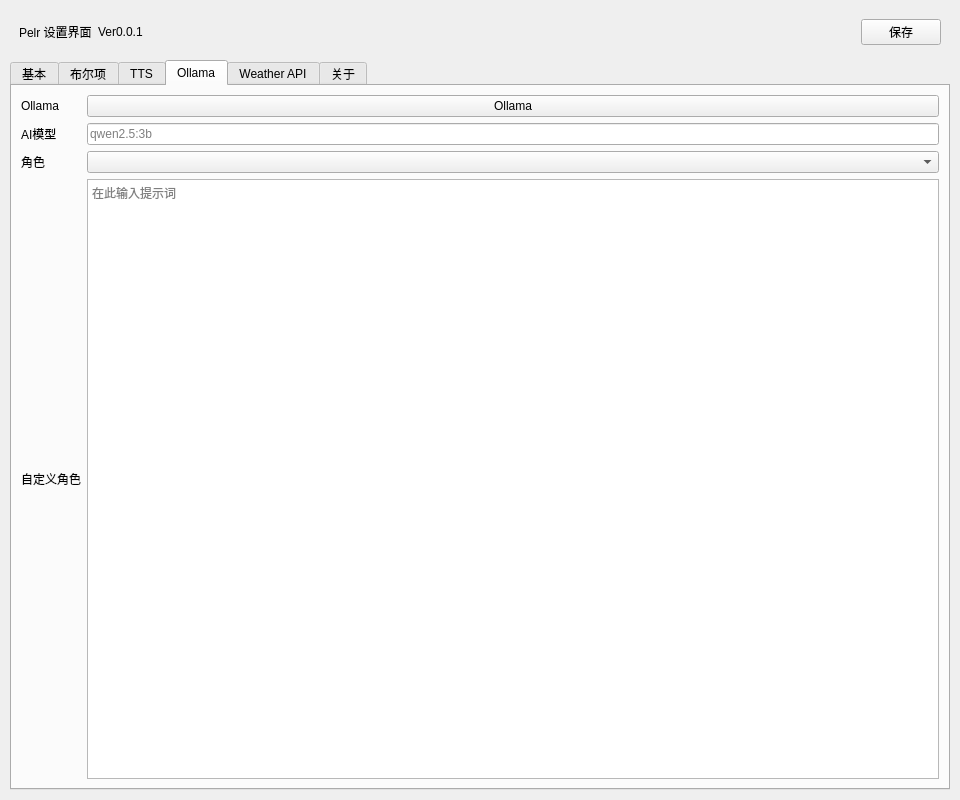
Old version of the form src/ui/setting.ui in the repository csy214-beep/Pelr.
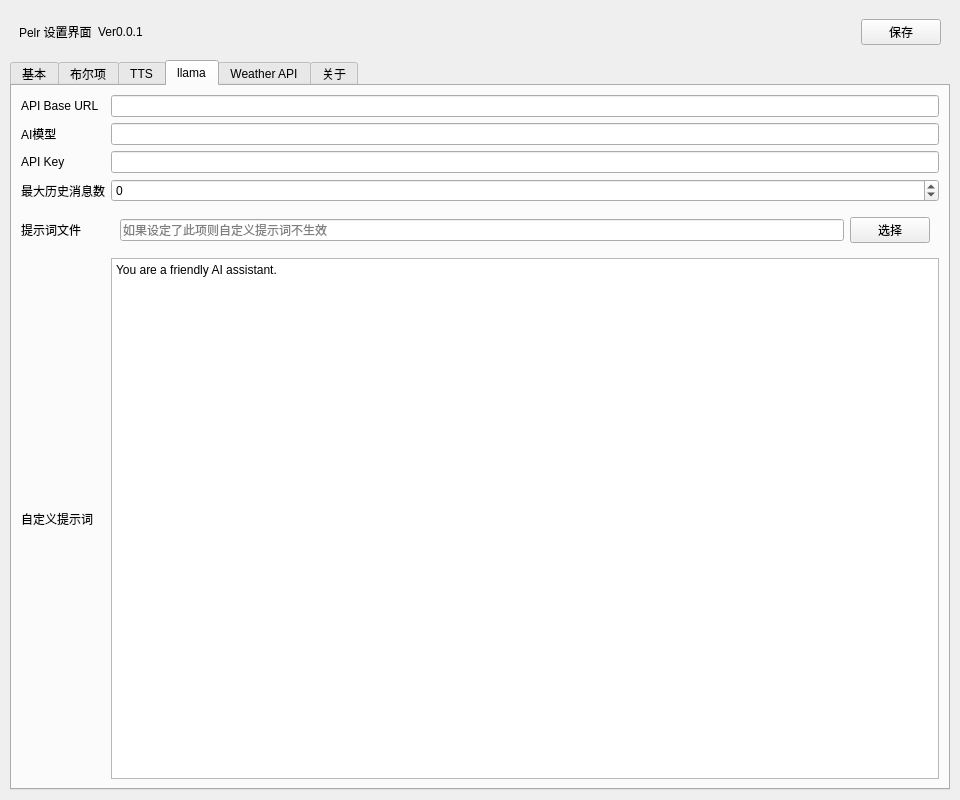
New version of the form. The open tabs and pages were chosen to show the change. Icons and pictures are not drawn. Custom widgets are drawn as their Qt base class.

Commit message: feat: src/ai/llamaclient.h OpenAI  Compatible API setting

What changed in the file:
```diff
--- a/src/ui/setting.ui
+++ b/src/ui/setting.ui
@@ -679,65 +679,111 @@
      </widget>
      <widget class="QWidget" name="tab_4">
       <attribute name="title">
-       <string>Ollama</string>
+       <string>llama</string>
       </attribute>
       <layout class="QGridLayout" name="gridLayout_4">
+       <item row="0" column="2">
+        <widget class="QLineEdit" name="lineEdit_10"/>
+       </item>
+       <item row="2" column="2">
+        <widget class="QLineEdit" name="lineEdit_12">
+         <property name="echoMode">
+          <enum>QLineEdit::Normal</enum>
+         </property>
+        </widget>
+       </item>
+       <item row="3" column="0">
+        <widget class="QLabel" name="label_18">
+         <property name="text">
+          <string>最大历史消息数</string>
+         </property>
+        </widget>
+       </item>
+       <item row="1" column="2">
+        <widget class="QLineEdit" name="lineEdit_6">
+         <property name="placeholderText">
+          <string/>
+         </property>
+        </widget>
+       </item>
+       <item row="3" column="2">
+        <widget class="QSpinBox" name="spinBox_3">
+         <property name="toolTip">
+          <string>-1表示无限制</string>
+         </property>
+         <property name="statusTip">
+          <string/>
+         </property>
+         <property name="minimum">
+          <number>-1</number>
+         </property>
+        </widget>
+       </item>
+       <item row="5" column="2">
+        <widget class="QPlainTextEdit" name="plainTextEdit">
+         <property name="plainText">
+          <string>You are a friendly AI assistant.</string>
+         </property>
+         <property name="placeholderText">
+          <string>在此输入提示词，如果设定了提示词文件则此项不生效</string>
+         </property>
+        </widget>
+       </item>
        <item row="0" column="0">
         <widget class="QLabel" name="label_19">
          <property name="text">
-          <string>Ollama</string>
-         </property>
-        </widget>
-       </item>
-       <item row="0" column="1">
-        <widget class="QPushButton" name="pushButton_15">
-         <property name="text">
-          <string>Ollama</string>
-         </property>
-         <property name="icon">
-          <iconset resource="../../Resource.qrc">
-           <normaloff>:/assets/IconaMoon/Interface/Link External - 24x24.png</normaloff>:/assets/IconaMoon/Interface/Link External - 24x24.png</iconset>
-         </property>
-        </widget>
-       </item>
-       <item row="1" column="0">
-        <widget class="QLabel" name="label_15">
-         <property name="text">
-          <string>AI模型</string>
-         </property>
-        </widget>
-       </item>
-       <item row="1" column="1">
-        <widget class="QLineEdit" name="lineEdit_6">
-         <property name="placeholderText">
-          <string>qwen2.5:3b</string>
+          <string>API Base URL</string>
          </property>
         </widget>
        </item>
        <item row="2" column="0">
         <widget class="QLabel" name="label_16">
          <property name="text">
-          <string>角色</string>
+          <string>API Key</string>
          </property>
         </widget>
        </item>
-       <item row="2" column="1">
-        <widget class="QComboBox" name="comboBox"/>
-       </item>
-       <item row="3" column="0">
+       <item row="5" column="0">
         <widget class="QLabel" name="label_17">
          <property name="text">
-          <string>自定义角色</string>
+          <string>自定义提示词</string>
          </property>
         </widget>
        </item>
-       <item row="3" column="1">
-        <widget class="QPlainTextEdit" name="plainTextEdit">
-         <property name="placeholderText">
-          <string>在此输入提示词</string>
+       <item row="1" column="0">
+        <widget class="QLabel" name="label_15">
+         <property name="text">
+          <string>AI模型</string>
          </property>
         </widget>
        </item>
+       <item row="4" column="0">
+        <widget class="QLabel" name="label_37">
+         <property name="text">
+          <string>提示词文件</string>
+         </property>
+        </widget>
+       </item>
+       <item row="4" column="2">
+        <widget class="QWidget" name="widget_5" native="true">
+         <layout class="QHBoxLayout" name="horizontalLayout_5">
+          <item>
+           <widget class="QLineEdit" name="lineEdit_13">
+            <property name="placeholderText">
+             <string>如果设定了此项则自定义提示词不生效</string>
+            </property>
+           </widget>
+          </item>
+          <item>
+           <widget class="QPushButton" name="pushButton_15">
+            <property name="text">
+             <string>选择</string>
+            </property>
+           </widget>
+          </item>
+         </layout>
+        </widget>
+       </item>
       </layout>
      </widget>
      <widget class="QWidget" name="tab_6">
```
Left out of the diff: 24 changed lines with no effect on the pictures. The commit also changes 19 other files.
